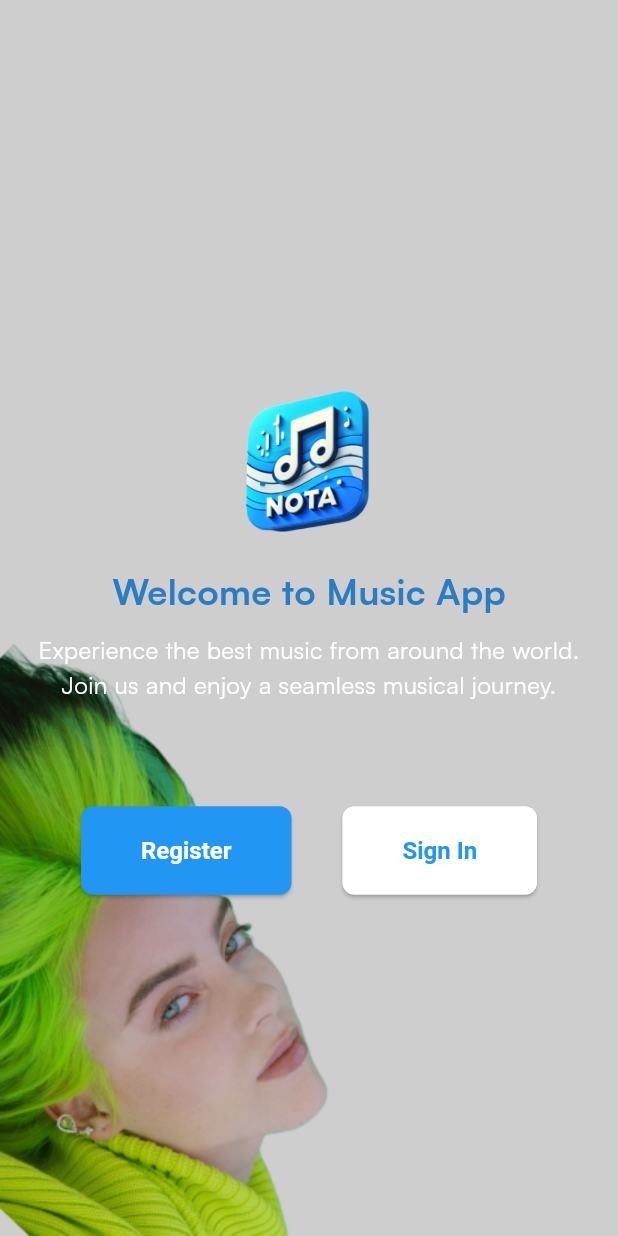
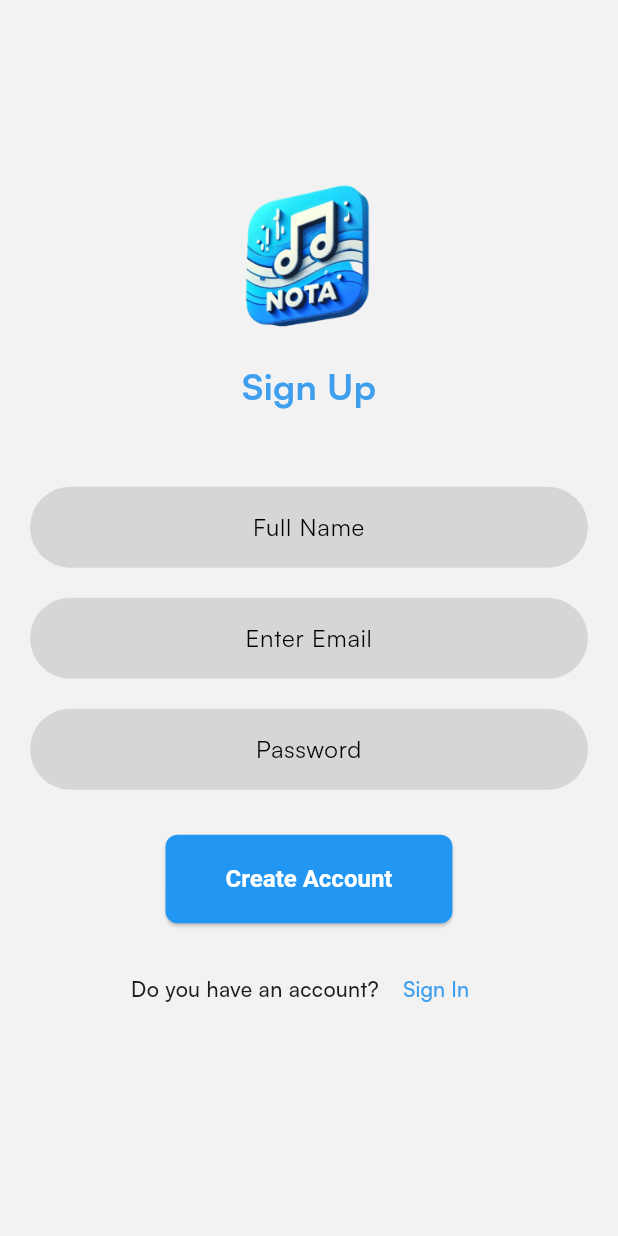
Before and after one commit to MehdiBelmahboubi/MusicApp_Flutter, a Flutter app: the SignupSigninPage screen opened directly, after a tap on "Register", on a phone screen of 412 x 824 dp. Run offline on Flutter 3.47's test engine with Material 3 defaults, Android fonts, the phone set to English and light mode, and no system bars; our stand-ins replace flutter_bloc, flutter_svg, hydrated_bloc; missing offline and left inert: dart:ffi.

```diff
--- a/lib/core/configs/assets/app_images.dart
+++ b/lib/core/configs/assets/app_images.dart
@@ -3,5 +3,5 @@ class AppImages {
 
   static const String introImage = '${basePath}intro1.jpg';
   static const String choseModeImage = '${basePath}chose_mode.jpg';
-  static const String signupOrSignin = '${basePath}bellie.png';
+  static const String signupOrSignin = '${basePath}bellie11.png';
 }
--- a/lib/core/configs/theme/app_colors.dart
+++ b/lib/core/configs/theme/app_colors.dart
@@ -3,7 +3,7 @@ import 'dart:ui';
 class AppColors{
   static const primary = Color(0xffF2F2F2);
   static const lightBackground = Color(0xffF2F2F2);
-  static const darkBackground = Color.fromARGB(255, 65, 195, 235);
-  static const grey = Color(0xffBEBEBE);
+  static const darkBackground = Color.fromARGB(255, 65, 65, 67);
+  static const grey = Color.fromARGB(255, 255, 255, 255);
   static const darkGrey = Color.fromARGB(255, 65, 195, 235);
 }
--- a/lib/main.dart
+++ b/lib/main.dart
@@ -32,6 +32,7 @@ class MyApp extends StatelessWidget {
           theme: AppTheme.lightTheme,
           darkTheme: AppTheme.darkTheme,
           themeMode: mode,
+          debugShowCheckedModeBanner: false,
           home: SplashPage()
         ),
       ),
--- /dev/null
+++ b/lib/presentation/auth/pages/signup.dart
@@ -0,0 +1,144 @@
+import 'package:flutter/material.dart';
+import 'package:music_app_flutter/common/widgets/button/basic_app_button.dart';
+import 'package:music_app_flutter/core/configs/assets/app_vectors.dart';
+import 'package:music_app_flutter/presentation/auth/pages/signin.dart';
+
+class SignupPage extends StatelessWidget {
+  SignupPage({super.key});
+  final TextEditingController _fullName = TextEditingController();
+  final TextEditingController _email = TextEditingController();
+  final TextEditingController _password = TextEditingController();
+  @override
+  Widget build(BuildContext context) {
+    return Scaffold(
+      body: Center(
+        child: SingleChildScrollView(
+          padding: const EdgeInsets.symmetric(horizontal: 20),
+          child: Column(
+            mainAxisAlignment: MainAxisAlignment.center,
+            crossAxisAlignment: CrossAxisAlignment.center,
+            children: [
+              Image.asset(
+                AppVectors.logo,
+                height: 100,
+              ),
+              const SizedBox(height: 20),
+              const Text(
+                'Sign Up',
+                style: TextStyle(
+                  color: Color.fromARGB(255, 62, 159, 238),
+                  fontSize: 24,
+                  fontWeight: FontWeight.bold,
+                ),
+              ),
+              const SizedBox(height: 50),
+              _fullNameField(context),
+              const SizedBox(height: 20),
+              _emailField(context),
+              const SizedBox(height: 20),
+              _passwordField(context),
+              const SizedBox(height: 30),
+              BasicAppButton(
+                onPressed: () async {
+                  // Action à effectuer lorsque le bouton est pressé
+                },
+                title: 'Create Account',
+              ),
+              _siginText(context),
+            ],
+          ),
+        ),
+      ),
+    );
+  }
+
+  Widget _fullNameField(BuildContext context) {
+    return TextField(
+      controller: _fullName,
+      decoration: InputDecoration(
+        hintText: 'Full Name',
+        hintStyle: TextStyle(color: Colors.black),
+        filled: true,
+        fillColor: Colors.grey[350],
+        border: OutlineInputBorder(
+          borderRadius: BorderRadius.circular(30),
+          borderSide: BorderSide.none,
+        ),
+        contentPadding: const EdgeInsets.symmetric(vertical: 15, horizontal: 20),
+      ),
+      textAlign: TextAlign.center,
+      style: TextStyle(color: Colors.black),
+    );
+  }
+
+  Widget _emailField(BuildContext context) {
+    return TextField(
+      controller: _email,
+      decoration: InputDecoration(
+        hintText: 'Enter Email',
+        hintStyle: TextStyle(color: Colors.black),
+        filled: true,
+        fillColor: Colors.grey[350],
+        border: OutlineInputBorder(
+          borderRadius: BorderRadius.circular(30),
+          borderSide: BorderSide.none,
+        ),
+        contentPadding: const EdgeInsets.symmetric(vertical: 15, horizontal: 20),
+      ),
+      textAlign: TextAlign.center,
+      style: TextStyle(color: Colors.black),
+    );
+  }
+
+  Widget _passwordField(BuildContext context) {
+    return TextField(
+      controller: _password,
+      obscureText: true,
+      decoration: InputDecoration(
+        hintText: 'Password',
+        hintStyle: TextStyle(color: Colors.black),
+        filled: true,
+        fillColor: Colors.grey[350],
+        border: OutlineInputBorder(
+          borderRadius: BorderRadius.circular(30),
+          borderSide: BorderSide.none,
+        ),
+        contentPadding: const EdgeInsets.symmetric(vertical: 15, horizontal: 20),
+      ),
+      textAlign: TextAlign.center,
+      style: TextStyle(color: Colors.black),
+    );
+  }
+
+  Widget _siginText(BuildContext context) {
+    return Padding(
+      padding: const EdgeInsets.symmetric(vertical: 20),
+      child: Row(
+        mainAxisAlignment: MainAxisAlignment.center,
+        children: [
+          const Text(
+            'Do you have an account? ',
+            style: TextStyle(
+              fontWeight: FontWeight.w500,
+              fontSize: 14,
+            ),
+          ),
+          TextButton(
+            onPressed: () {
+              Navigator.push(
+                            context,
+                            MaterialPageRoute(
+                              builder: (BuildContext context) => SigninPage()
+                            ),
+                          );
+            },
+            child: const Text(
+              'Sign In',
+              style: TextStyle(color: Color.fromARGB(255, 62, 159, 238)),
+            ),
+          ),
+        ],
+      ),
+    );
+  }
+}
--- a/lib/presentation/auth/pages/signup_signin.dart
+++ b/lib/presentation/auth/pages/signup_signin.dart
@@ -2,6 +2,8 @@ import 'package:flutter/material.dart';
 import 'package:music_app_flutter/common/widgets/button/basic_app_button.dart';
 import 'package:music_app_flutter/core/configs/assets/app_images.dart';
 import 'package:music_app_flutter/core/configs/assets/app_vectors.dart';
+import 'package:music_app_flutter/presentation/auth/pages/signin.dart';
+import 'package:music_app_flutter/presentation/auth/pages/signup.dart';
 import 'package:music_app_flutter/presentation/chose_mode/pages/chose_mode.dart';
 
 class SignupSigninPage extends StatelessWidget {
@@ -36,7 +38,7 @@ class SignupSigninPage extends StatelessWidget {
                 Text(
                   'Welcome to Music App',
                   style: TextStyle(
-                    color: const Color.fromARGB(255, 41, 125, 194),
+                    color: const Color.fromARGB(255, 14, 92, 157),
                     fontSize: 24,
                     fontWeight: FontWeight.bold,
                   ),
@@ -62,18 +64,28 @@ class SignupSigninPage extends StatelessWidget {
                     children: [
                       BasicAppButton(
                         onPressed: () {
-
+                          Navigator.push(
+                            context,
+                            MaterialPageRoute(
+                              builder: (BuildContext context) => SignupPage()
+                            ),
+                          );
                         },
                         title: 'Register',
                         textColor: Colors.white,
-                        backgroundColor: Colors.blue,
+                        backgroundColor: const Color.fromARGB(255, 14, 92, 157),
                       ),
                       BasicAppButton(
                         onPressed: () {
-                          // Add your onPressed logic for Sign In here
+                          Navigator.push(
+                            context,
+                            MaterialPageRoute(
+                              builder: (BuildContext context) => SigninPage()
+                            ),
+                          );
                         },
                         title: 'Sign In',
-                        textColor: Colors.blue,
+                        textColor: const Color.fromARGB(255, 14, 92, 157),
                         backgroundColor: Colors.white,
                       ),
                     ],
--- a/lib/presentation/intro/pages/get_started.dart
+++ b/lib/presentation/intro/pages/get_started.dart
@@ -46,8 +46,8 @@ class GetStartedPage extends StatelessWidget {
                 Padding(
                   padding: const EdgeInsets.symmetric(horizontal: 20.0),
                   child: Text(
-                    'Experience the best music from around the world. '
-                    'Join us and enjoy a seamless musical journey.',
+                    'Discover a world of endless melodies and rhythms. '
+                    'Join us today and let the music inspire your every moment.',
                     textAlign: TextAlign.center,
                     style: TextStyle(
                       color: Colors.white,
@@ -66,8 +66,8 @@ class GetStartedPage extends StatelessWidget {
                     );
                   },
                   title: 'Get Started',
-                  textColor: Colors.blue,
-                  backgroundColor: Colors.white,
+                  textColor: Colors.white,
+                  backgroundColor: Colors.blue,
                 ),
               ],
             ),
```
Also changed, not shown: lib/presentation/auth/pages/signin.dart (added, +124 -0 lines), lib/presentation/chose_mode/pages/chose_mode.dart (+36 -28 lines), pubspec.yaml (+4 -4 lines), assets/images/bb.jpg (added), assets/images/bellie1.png (added), assets/images/bellie11.png (added), assets/images/bellie2c.png (added), assets/images/chose_mode.jpg, pubspec.lock.
